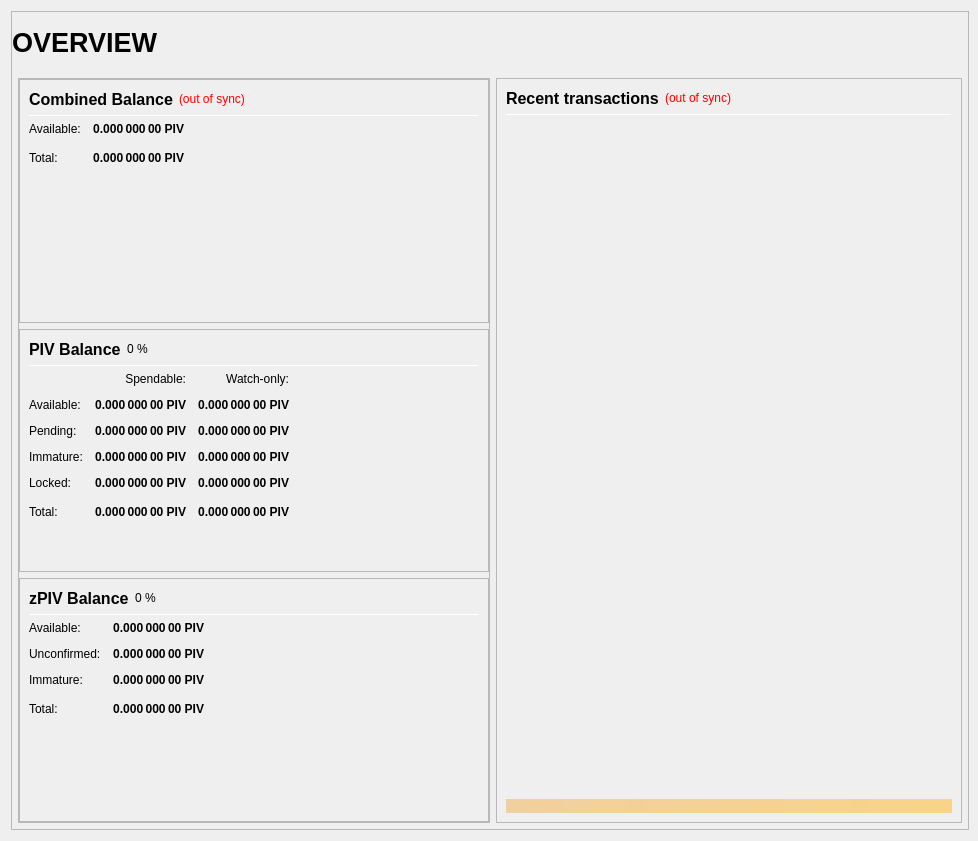
Old version of the form src/qt/forms/overviewpage.ui in the repository JackCoreProject/JACK.
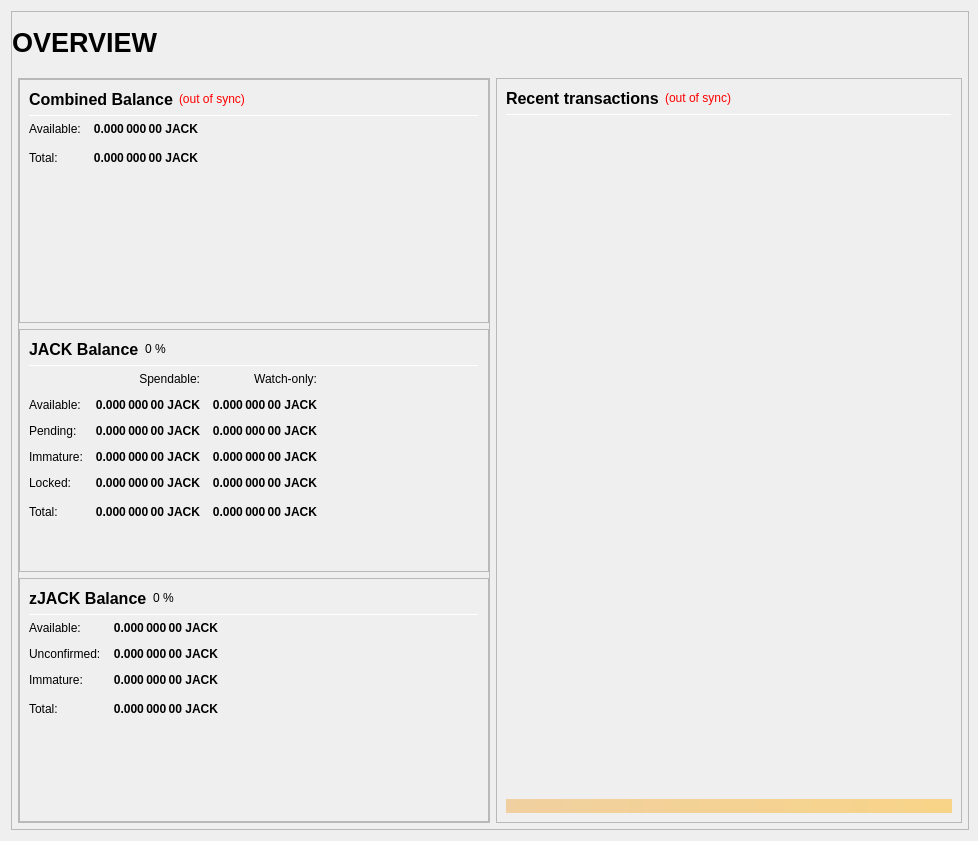
New version of the form.

Commit message: Rename PIV to JACK (ticker)

Diff of the .ui file:
```diff
--- a/src/qt/forms/overviewpage.ui
+++ b/src/qt/forms/overviewpage.ui
@@ -306,7 +306,7 @@
                           <string>Your current spendable balance</string>
                          </property>
                          <property name="text">
-                          <string notr="true">0.000 000 00 PIV</string>
+                          <string notr="true">0.000 000 00 JACK</string>
                          </property>
                          <property name="alignment">
                           <set>Qt::AlignRight|Qt::AlignTrailing|Qt::AlignVCenter</set>
@@ -338,7 +338,7 @@
                           <string>Total Balance, including all unavailable coins.</string>
                          </property>
                          <property name="text">
-                          <string notr="true">0.000 000 00 PIV</string>
+                          <string notr="true">0.000 000 00 JACK</string>
                          </property>
                          <property name="alignment">
                           <set>Qt::AlignRight|Qt::AlignTrailing|Qt::AlignVCenter</set>
@@ -406,7 +406,7 @@
                           </font>
                          </property>
                          <property name="text">
-                          <string>PIV Balance</string>
+                          <string>JACK Balance</string>
                          </property>
                         </widget>
                        </item>
@@ -498,7 +498,7 @@
                           <string>Your current spendable balance</string>
                          </property>
                          <property name="text">
-                          <string notr="true">0.000 000 00 PIV</string>
+                          <string notr="true">0.000 000 00 JACK</string>
                          </property>
                          <property name="alignment">
                           <set>Qt::AlignRight|Qt::AlignTrailing|Qt::AlignVCenter</set>
@@ -523,7 +523,7 @@
                           <string>Your current balance in watch-only addresses</string>
                          </property>
                          <property name="text">
-                          <string notr="true">0.000 000 00 PIV</string>
+                          <string notr="true">0.000 000 00 JACK</string>
                          </property>
                          <property name="alignment">
                           <set>Qt::AlignRight|Qt::AlignTrailing|Qt::AlignVCenter</set>
@@ -555,7 +555,7 @@
                           <string>Total of transactions that have yet to be confirmed, and do not yet count toward the spendable balance</string>
                          </property>
                          <property name="text">
-                          <string notr="true">0.000 000 00 PIV</string>
+                          <string notr="true">0.000 000 00 JACK</string>
                          </property>
                          <property name="alignment">
                           <set>Qt::AlignRight|Qt::AlignTrailing|Qt::AlignVCenter</set>
@@ -580,7 +580,7 @@
                           <string>Unconfirmed transactions to watch-only addresses</string>
                          </property>
                          <property name="text">
-                          <string notr="true">0.000 000 00 PIV</string>
+                          <string notr="true">0.000 000 00 JACK</string>
                          </property>
                          <property name="alignment">
                           <set>Qt::AlignRight|Qt::AlignTrailing|Qt::AlignVCenter</set>
@@ -612,7 +612,7 @@
                           <string>Staked or masternode rewards that has not yet matured</string>
                          </property>
                          <property name="text">
-                          <string notr="true">0.000 000 00 PIV</string>
+                          <string notr="true">0.000 000 00 JACK</string>
                          </property>
                          <property name="alignment">
                           <set>Qt::AlignRight|Qt::AlignTrailing|Qt::AlignVCenter</set>
@@ -637,7 +637,7 @@
                           <string>Staked or masternode rewards in watch-only addresses that has not yet matured</string>
                          </property>
                          <property name="text">
-                          <string notr="true">0.000 000 00 PIV</string>
+                          <string notr="true">0.000 000 00 JACK</string>
                          </property>
                          <property name="alignment">
                           <set>Qt::AlignRight|Qt::AlignTrailing|Qt::AlignVCenter</set>
@@ -672,7 +672,7 @@
                           <string>Locked PIV or Masternode collaterals. These are excluded from zPIV minting.</string>
                          </property>
                          <property name="text">
-                          <string notr="true">0.000 000 00 PIV</string>
+                          <string notr="true">0.000 000 00 JACK</string>
                          </property>
                          <property name="alignment">
                           <set>Qt::AlignRight|Qt::AlignTrailing|Qt::AlignVCenter</set>
@@ -697,7 +697,7 @@
                           <string>Current locked balance in watch-only addresses</string>
                          </property>
                          <property name="text">
-                          <string notr="true">0.000 000 00 PIV</string>
+                          <string notr="true">0.000 000 00 JACK</string>
                          </property>
                          <property name="alignment">
                           <set>Qt::AlignRight|Qt::AlignTrailing|Qt::AlignVCenter</set>
@@ -732,7 +732,7 @@
                           <string>Your current JACK balance, unconfirmed and immature transactions included</string>
                          </property>
                          <property name="text">
-                          <string notr="true">0.000 000 00 PIV</string>
+                          <string notr="true">0.000 000 00 JACK</string>
                          </property>
                          <property name="alignment">
                           <set>Qt::AlignRight|Qt::AlignTrailing|Qt::AlignVCenter</set>
@@ -757,7 +757,7 @@
                           <string>Current total balance in watch-only addresses</string>
                          </property>
                          <property name="text">
-                          <string notr="true">0.000 000 00 PIV</string>
+                          <string notr="true">0.000 000 00 JACK</string>
                          </property>
                          <property name="alignment">
                           <set>Qt::AlignRight|Qt::AlignTrailing|Qt::AlignVCenter</set>
@@ -825,7 +825,7 @@
                           </font>
                          </property>
                          <property name="text">
-                          <string>zPIV Balance</string>
+                          <string>zJACK Balance</string>
                          </property>
                         </widget>
                        </item>
@@ -899,7 +899,7 @@
 These zPIV are spendable.</string>
                          </property>
                          <property name="text">
-                          <string notr="true">0.000 000 00 PIV</string>
+                          <string notr="true">0.000 000 00 JACK</string>
                          </property>
                          <property name="alignment">
                           <set>Qt::AlignRight|Qt::AlignTrailing|Qt::AlignVCenter</set>
@@ -930,7 +930,7 @@
 Immature: confirmed, but less than 1 mint of the same denomination after it was minted</string>
                          </property>
                          <property name="text">
-                          <string notr="true">0.000 000 00 PIV</string>
+                          <string notr="true">0.000 000 00 JACK</string>
                          </property>
                          <property name="alignment">
                           <set>Qt::AlignRight|Qt::AlignTrailing|Qt::AlignVCenter</set>
@@ -961,7 +961,7 @@
 Immature: confirmed, but less than 1 mint of the same denomination after it was minted</string>
                          </property>
                          <property name="text">
-                          <string notr="true">0.000 000 00 PIV</string>
+                          <string notr="true">0.000 000 00 JACK</string>
                          </property>
                          <property name="alignment">
                           <set>Qt::AlignRight|Qt::AlignTrailing|Qt::AlignVCenter</set>
@@ -993,7 +993,7 @@
                           <string>Your current zPIV balance, unconfirmed and immature zPIV included.</string>
                          </property>
                          <property name="text">
-                          <string notr="true">0.000 000 00 PIV</string>
+                          <string notr="true">0.000 000 00 JACK</string>
                          </property>
                          <property name="alignment">
                           <set>Qt::AlignRight|Qt::AlignTrailing|Qt::AlignVCenter</set>
```
Left out of the diff: 16 changed lines with no effect on the pictures. The commit also changes 134 other files.
